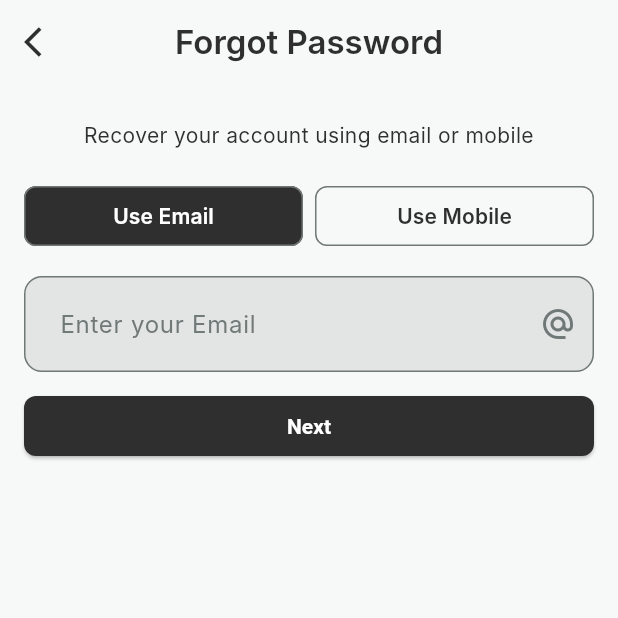
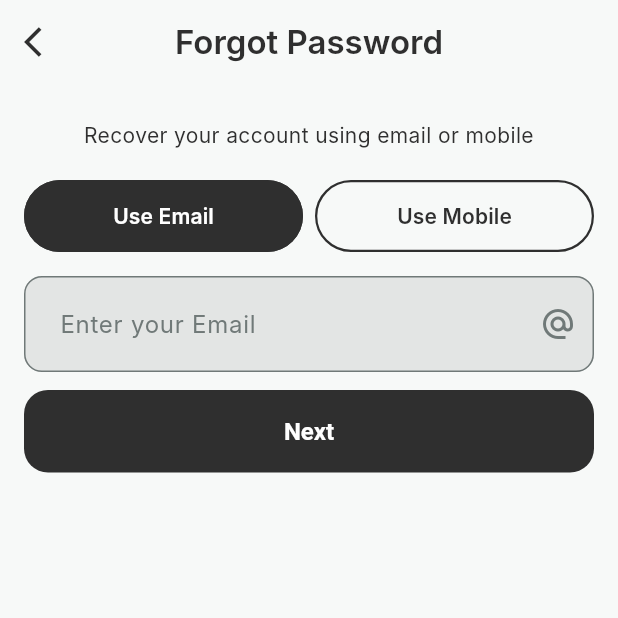
Before and after one commit to akashvadh12/Split-Money, a Flutter app: the ForgetPasswordScreen screen opened directly, on a phone screen of 412 x 824 dp, the top half of it. Run offline on Flutter 3.47's test engine with Material 3 defaults, Android fonts, the phone set to English and light mode, and no system bars; our stand-ins replace animated_notch_bottom_bar, connectivity_plus, get, lottie, shared_preferences, smooth_page_indicator; accounts and stored records are empty; Roboto replaces fonts that are missing (Inter).

Commit message:
fix: Update initial route to login in main.dart; improve button styles in auth views

```diff
--- a/lib/app/modules/auth/auth_register_view.dart
+++ b/lib/app/modules/auth/auth_register_view.dart
@@ -50,24 +50,22 @@ class SignupScreen extends GetView<SignupController> {
                           ),
                         ),
                         Row(
-                          mainAxisAlignment: .start,
+                          mainAxisAlignment: MainAxisAlignment.start,
                           children: [
                             Text(
                               "or already have an account?",
-                              style: TextStyle(color: Colors.white),
+                              style: TextStyle(
+                                color: Colors.white.withValues(alpha: 0.7),
+                              ),
                             ),
+
                             TextButton(
                               onPressed: () {
                                 Get.offNamedUntil('/login', (route) => false);
                               },
                               child: Text(
                                 'Login',
-                                style: TextStyle(
-                                  color: Colors.white,
-                                  decoration: TextDecoration.underline,
-                                  decorationColor: Colors.white,
-                                  decorationThickness: 1.5,
-                                ),
+                                style: TextStyle(color: Colors.white),
                               ),
                             ),
                           ],
--- a/lib/app/modules/auth/forget_password_view.dart
+++ b/lib/app/modules/auth/forget_password_view.dart
@@ -55,6 +55,16 @@ class ForgetPasswordScreen extends StatelessWidget {
 
               // Mode toggle
               Obx(() {
+                final selectedColor = isDark
+                    ? Theme.of(context).colorScheme.primaryContainer
+                    : const Color(0xFF2F2F2F);
+                final unselectedColor = isDark
+                    ? Colors.transparent
+                    : Colors.transparent;
+                final selectedTextColor = Colors.white;
+                final unselectedTextColor = isDark
+                    ? Theme.of(context).colorScheme.onSurface
+                    : const Color(0xFF2F2F2F);
                 return Row(
                   children: [
                     Expanded(
@@ -62,13 +72,28 @@ class ForgetPasswordScreen extends StatelessWidget {
                         onPressed: () => controller.fpSetModeEmail(),
                         style: OutlinedButton.styleFrom(
                           backgroundColor: controller.fpUseEmail.value
-                              ? Theme.of(context).primaryColor
-                              : null,
+                              ? selectedColor
+                              : unselectedColor,
                           foregroundColor: controller.fpUseEmail.value
-                              ? Colors.white
-                              : null,
+                              ? selectedTextColor
+                              : unselectedTextColor,
+                          side: BorderSide(
+                            color: controller.fpUseEmail.value
+                                ? selectedColor
+                                : (isDark
+                                      ? Colors.white24
+                                      : const Color(0xFF2F2F2F)),
+                            width: 1.5,
+                          ),
+                          shape: RoundedRectangleBorder(
+                            borderRadius: BorderRadius.circular(32),
+                          ),
+                          padding: const EdgeInsets.symmetric(vertical: 14),
                         ),
-                        child: const Text('Use Email'),
+                        child: const Text(
+                          'Use Email',
+                          style: TextStyle(fontWeight: FontWeight.w600),
+                        ),
                       ),
                     ),
                     const SizedBox(width: 8),
@@ -77,13 +102,28 @@ class ForgetPasswordScreen extends StatelessWidget {
                         onPressed: () => controller.fpSetModeMobile(),
                         style: OutlinedButton.styleFrom(
                           backgroundColor: controller.fpUseEmail.value
-                              ? null
-                              : Theme.of(context).primaryColor,
+                              ? unselectedColor
+                              : selectedColor,
                           foregroundColor: controller.fpUseEmail.value
-                              ? null
-                              : Colors.white,
+                              ? unselectedTextColor
+                              : selectedTextColor,
+                          side: BorderSide(
+                            color: !controller.fpUseEmail.value
+                                ? selectedColor
+                                : (isDark
+                                      ? Colors.white24
+                                      : const Color(0xFF2F2F2F)),
+                            width: 1.5,
+                          ),
+                          shape: RoundedRectangleBorder(
+                            borderRadius: BorderRadius.circular(32),
+                          ),
+                          padding: const EdgeInsets.symmetric(vertical: 14),
                         ),
-                        child: const Text('Use Mobile'),
+                        child: const Text(
+                          'Use Mobile',
+                          style: TextStyle(fontWeight: FontWeight.w600),
+                        ),
                       ),
                     ),
                   ],
@@ -206,13 +246,34 @@ class ForgetPasswordScreen extends StatelessWidget {
                   onPressed: controller.fpIsLoading.value
                       ? null
                       : controller.fpSendOtp,
+                  style: ElevatedButton.styleFrom(
+                    backgroundColor: const Color(0xFF2F2F2F),
+                    foregroundColor: Colors.white,
+                    padding: const EdgeInsets.symmetric(vertical: 18),
+                    shape: RoundedRectangleBorder(
+                      borderRadius: BorderRadius.circular(16),
+                    ),
+                    elevation: 0,
+                    disabledBackgroundColor: const Color(0xFF707978),
+                  ),
                   child: controller.fpIsLoading.value
                       ? const SizedBox(
-                          height: 18,
-                          width: 18,
-                          child: CircularProgressIndicator(strokeWidth: 2),
+                          height: 20,
+                          width: 20,
+                          child: CircularProgressIndicator(
+                            strokeWidth: 2,
+                            valueColor: AlwaysStoppedAnimation<Color>(
+                              Colors.white,
+                            ),
+                          ),
                         )
-                      : const Text('Next'),
+                      : const Text(
+                          'Next',
+                          style: TextStyle(
+                            fontSize: 16,
+                            fontWeight: FontWeight.w600,
+                          ),
+                        ),
                 ),
               ),
 
@@ -311,22 +372,45 @@ class ForgetPasswordScreen extends StatelessWidget {
 
                             const SizedBox(height: 16),
 
-
                             // Only show Submit OTP if OTP area is visible
                             if (controller.fpShowOtp.value)
                               ElevatedButton(
                                 onPressed: controller.fpIsLoading.value
                                     ? null
                                     : controller.fpVerifyOtp,
+                                style: ElevatedButton.styleFrom(
+                                  backgroundColor: const Color(0xFF2F2F2F),
+                                  foregroundColor: Colors.white,
+                                  padding: const EdgeInsets.symmetric(
+                                    vertical: 18,
+                                  ),
+                                  shape: RoundedRectangleBorder(
+                                    borderRadius: BorderRadius.circular(16),
+                                  ),
+                                  elevation: 0,
+                                  disabledBackgroundColor: const Color(
+                                    0xFF707978,
+                                  ),
+                                ),
                                 child: controller.fpIsLoading.value
                                     ? const SizedBox(
-                                        height: 18,
-                                        width: 18,
+                                        height: 20,
+                                        width: 20,
                                         child: CircularProgressIndicator(
                                           strokeWidth: 2,
+                                          valueColor:
+                                              AlwaysStoppedAnimation<Color>(
+                                                Colors.white,
+                                              ),
                                         ),
                                       )
-                                    : const Text('Submit OTP'),
+                                    : const Text(
+                                        'Submit OTP',
+                                        style: TextStyle(
+                                          fontSize: 16,
+                                          fontWeight: FontWeight.w600,
+                                        ),
+                                      ),
                               ),
 
                             TextButton(
--- a/lib/main.dart
+++ b/lib/main.dart
@@ -26,7 +26,7 @@ class SplitMoney extends StatelessWidget {
       darkTheme: buildDarkTheme(),
       themeMode: ThemeMode.system,
       initialBinding: InitialBinding(),
-      initialRoute: AppRoutes.main,
+      initialRoute: AppRoutes.login,
       getPages: AppPages.routes,
 
       // initialRoute: AppRoutes.splash,
```
